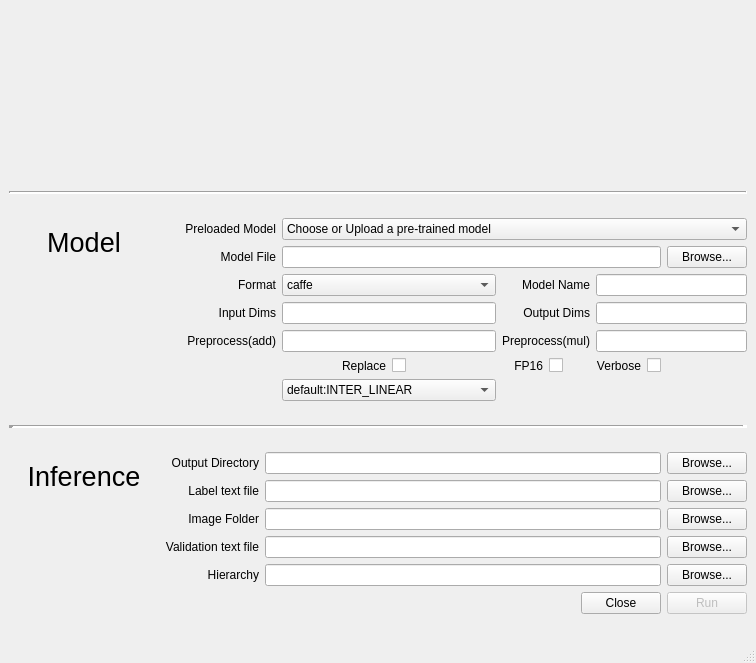
First picture: the form in inference_control.ui, repository kiritigowda/mivisionx-inference-analyzer, before the edit.
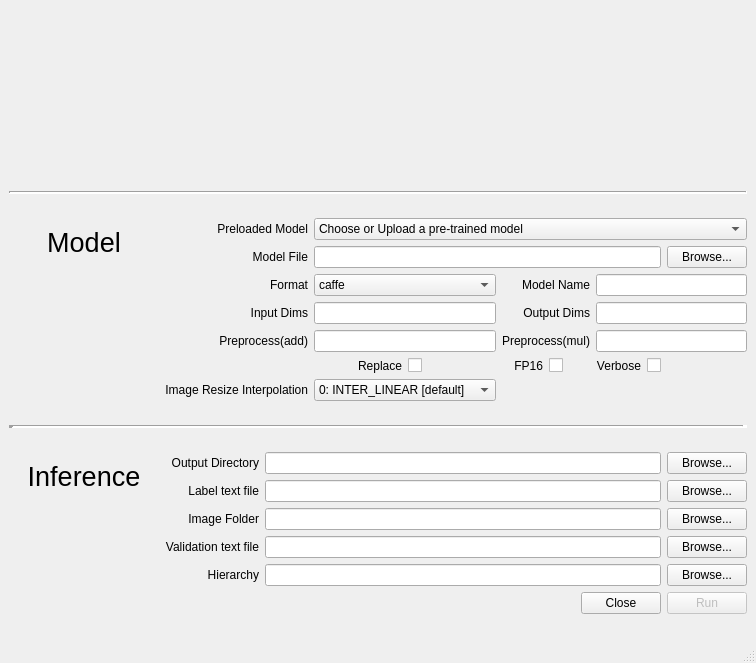
Second picture: the form after the edit. Icons and pictures are not drawn.

Diff of the .ui file:
```diff
--- a/inference_control.ui
+++ b/inference_control.ui
@@ -445,6 +445,21 @@
         </item>
        </layout>
       </item>
+    <item row="6" column="1">
+       <widget class="QLabel" name="resize_label">
+        <property name="font">
+         <font>
+          <family>Ubuntu</family>
+         </font>
+        </property>
+        <property name="text">
+         <string>Image Resize Interpolation</string>
+        </property>
+        <property name="alignment">
+         <set>Qt::AlignRight|Qt::AlignTrailing|Qt::AlignVCenter</set>
+        </property>
+       </widget>
+      </item>
       <item row="6" column="2">
        <widget class="QComboBox" name="resize_comboBox">
         <property name="font">
@@ -454,7 +469,7 @@
         </property>
         <item>
          <property name="text">
-          <string>default:INTER_LINEAR</string>
+          <string>0: INTER_LINEAR [default]</string>
          </property>
         </item>
         <item>
```
Left out of the diff: 10 changed lines with no effect on the pictures.
